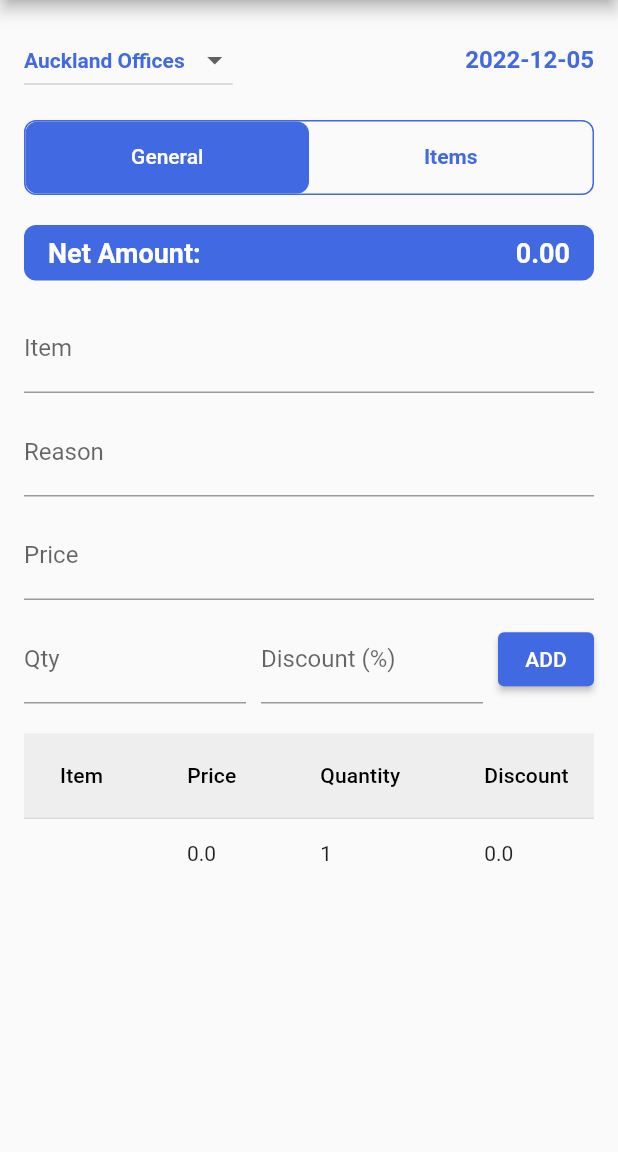
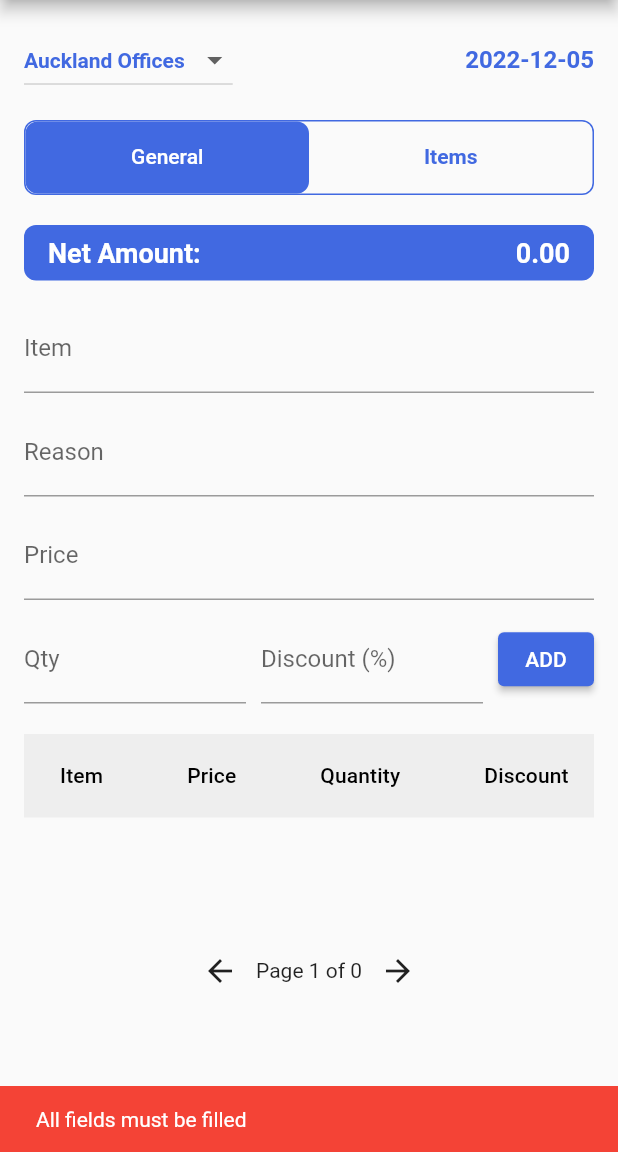
Before and after one commit to AbDurRahMaN6/dataapp, a Flutter app: the screen it shows after launch, after a tap on "ADD", on a phone screen of 412 x 824 dp, the part 84-1236 px from its top. Run offline on Flutter 3.47's test engine with Material 2 defaults, Android fonts, the phone set to English and light mode, and no system bars; our stand-ins replace sqflite; accounts and stored records are empty.

Commit message:
update somthing

```diff
--- a/lib/screens/item_screen.dart
+++ b/lib/screens/item_screen.dart
@@ -22,6 +22,32 @@ class _QuotationScreenState extends State<QuotationScreen>
   void initState() {
     super.initState();
     _tabController = TabController(length: 2, vsync: this);
+  }
+
+  void _addItem(QuotationViewModel viewModel) {
+    if (viewModel.itemController.text.isEmpty ||
+        viewModel.reasonController.text.isEmpty ||
+        viewModel.priceController.text.isEmpty ||
+        viewModel.qtyController.text.isEmpty ||
+        viewModel.discountController.text.isEmpty) {
+      ScaffoldMessenger.of(context).showSnackBar(
+        const SnackBar(
+          content: Text('All fields must be filled'),
+          backgroundColor: Colors.red,
+        ),
+      );
+      return;
+    }
+
+    viewModel.addItem();
+    viewModel.clearFields();
+    FocusScope.of(context).unfocus();
+    ScaffoldMessenger.of(context).showSnackBar(
+      const SnackBar(
+        content: Text('Item added successfully'),
+        backgroundColor: Colors.green,
+      ),
+    );
   }
 
   @override
@@ -152,19 +178,9 @@ class _QuotationScreenState extends State<QuotationScreen>
                   unselectedLabelColor: const Color(0xFF4169E1),
                   unselectedLabelStyle:
                       const TextStyle(fontWeight: FontWeight.bold),
-                  tabs: [
-                    Tab(
-                      child: Container(
-                        alignment: Alignment.center,
-                        child: const Text('General'),
-                      ),
-                    ),
-                    Tab(
-                      child: Container(
-                        alignment: Alignment.center,
-                        child: const Text('Items'),
-                      ),
-                    ),
+                  tabs: const [
+                    Tab(child: Text('General')),
+                    Tab(child: Text('Items')),
                   ],
                 ),
               ),
@@ -237,11 +253,6 @@ class _QuotationScreenState extends State<QuotationScreen>
                                     const InputDecoration(labelText: 'Qty'),
                                 keyboardType: TextInputType.number,
                                 controller: viewModel.qtyController,
-                                onChanged: (value) {
-                                  if (value.isEmpty) {
-                                    viewModel.qtyController.text = '1';
-                                  }
-                                },
                               ),
                             ),
                             const SizedBox(width: 10),
@@ -255,11 +266,7 @@ class _QuotationScreenState extends State<QuotationScreen>
                             ),
                             const SizedBox(width: 10),
                             ElevatedButton(
-                              onPressed: () {
-                                viewModel.addItem();
-                                FocusScope.of(context).unfocus();
-                                viewModel.clearFields();
-                              },
+                              onPressed: () => _addItem(viewModel),
                               style: ElevatedButton.styleFrom(
                                 backgroundColor: const Color(0xFF4169E1),
                               ),
@@ -270,11 +277,9 @@ class _QuotationScreenState extends State<QuotationScreen>
                         const SizedBox(height: 20),
                         Expanded(
                           child: SingleChildScrollView(
-                            child: Column(
-                              children: [
-                                DataTable(
-                                  headingRowColor:
-                                      MaterialStateProperty.all<Color>(
+                            scrollDirection: Axis.horizontal,
+                            child: DataTable(
+                              headingRowColor: MaterialStateProperty.all<Color>(
                                   Colors.grey[200]!),
                               columns: const [
                                 DataColumn(label: Text('Item')),
@@ -283,32 +288,46 @@ class _QuotationScreenState extends State<QuotationScreen>
                                 DataColumn(label: Text('Discount')),
                                 DataColumn(label: Text('Total')),
                               ],
-                                  rows: viewModel
-                                      .getItemsForCurrentPage()
-                                      .map((item) {
+                              rows: List.generate(
+                                  viewModel.getItemsForCurrentPage().length,
+                                  (index) {
+                                var item =
+                                    viewModel.getItemsForCurrentPage()[index];
                                 double price = item['price'];
                                 int quantity = item['qty'] ?? 1;
                                 double discount = item['discount'];
-                                    double total = (price * quantity) *
-                                        (1 - (discount / 100));
+                                double total =
+                                    (price * quantity) * (1 - (discount / 100));
                                 return DataRow(cells: [
                                   DataCell(Text(item['item'])),
-                                      DataCell(Text(item['price'].toString())),
-                                      DataCell(Text(item['qty'].toString())),
-                                      DataCell(
-                                          Text(item['discount'].toString())),
-                                      DataCell(Text(total.toString())),
+                                  DataCell(Text(price.toString())),
+                                  DataCell(Text(quantity.toString())),
+                                  DataCell(Text(discount.toString())),
+                                  DataCell(Text(total.toStringAsFixed(2))),
                                 ]);
-                                  }).toList(),
+                              }),
+                            ),
+                          ),
+                        ),
+                        Row(
+                          mainAxisAlignment: MainAxisAlignment.center,
+                          children: [
+                            IconButton(
+                              icon: const Icon(Icons.arrow_back),
+                              onPressed: viewModel.previousPage,
+                            ),
+                            Text(
+                                'Page ${viewModel.currentPage + 1} of ${viewModel.totalPages}'),
+                            IconButton(
+                              icon: const Icon(Icons.arrow_forward),
+                              onPressed: viewModel.nextPage,
+                            ),
+                          ],
                         ),
                       ],
                     ),
                   ),
-                        ),
-                      ],
-                    ),
-                  ),
-                  const Center(child: Text('Other Content')),
+                  const Center(child: Text('Items Tab Content')),
                 ],
               ),
             ),
--- a/lib/viewmodels/item_viewmodel.dart
+++ b/lib/viewmodels/item_viewmodel.dart
@@ -1,51 +1,60 @@
 import 'package:flutter/material.dart';
 
-class QuotationViewModel with ChangeNotifier {
+class QuotationViewModel extends ChangeNotifier {
   final TextEditingController itemController = TextEditingController();
+  final TextEditingController reasonController = TextEditingController();
   final TextEditingController priceController = TextEditingController();
-  TextEditingController reasonController = TextEditingController();
   final TextEditingController qtyController = TextEditingController();
   final TextEditingController discountController = TextEditingController();
 
-  List<Map<String, dynamic>> items = [];
-  int currentPage = 1;
-  int itemsPerPage = 5;
+  final List<Map<String, dynamic>> _items = [];
+
+  int _currentPage = 0;
+  final int _itemsPerPage = 2;
+
+  int get currentPage => _currentPage;
+
+  int get totalPages {
+    if (_items.isEmpty) return 0;
+    return (_items.length / _itemsPerPage).ceil();
+  }
+
+  List<Map<String, dynamic>> getItemsForCurrentPage() {
+    int start = _currentPage * _itemsPerPage;
+    int end = start + _itemsPerPage;
+    if (end > _items.length) end = _items.length;
+    return _items.sublist(start, end);
+  }
 
   void addItem() {
-    final item = {
+    _items.add({
       'item': itemController.text,
+      'reason': reasonController.text,
       'price': double.tryParse(priceController.text) ?? 0.0,
       'qty': int.tryParse(qtyController.text) ?? 1,
       'discount': double.tryParse(discountController.text) ?? 0.0,
-    };
-    items.add(item);
+    });
     notifyListeners();
   }
 
   void clearFields() {
     itemController.clear();
+    reasonController.clear();
     priceController.clear();
     qtyController.clear();
     discountController.clear();
-    reasonController.clear();
-  }
-
-  List<Map<String, dynamic>> getItemsForCurrentPage() {
-    final start = (currentPage - 1) * itemsPerPage;
-    final end = start + itemsPerPage;
-    return items.sublist(start, end > items.length ? items.length : end);
   }
 
   void nextPage() {
-    if (currentPage * itemsPerPage < items.length) {
-      currentPage++;
+    if (_currentPage < totalPages - 1) {
+      _currentPage++;
       notifyListeners();
     }
   }
 
   void previousPage() {
-    if (currentPage > 1) {
-      currentPage--;
+    if (_currentPage > 0) {
+      _currentPage--;
       notifyListeners();
     }
   }
```
Lines whose indentation alone changed are shown as unchanged.
